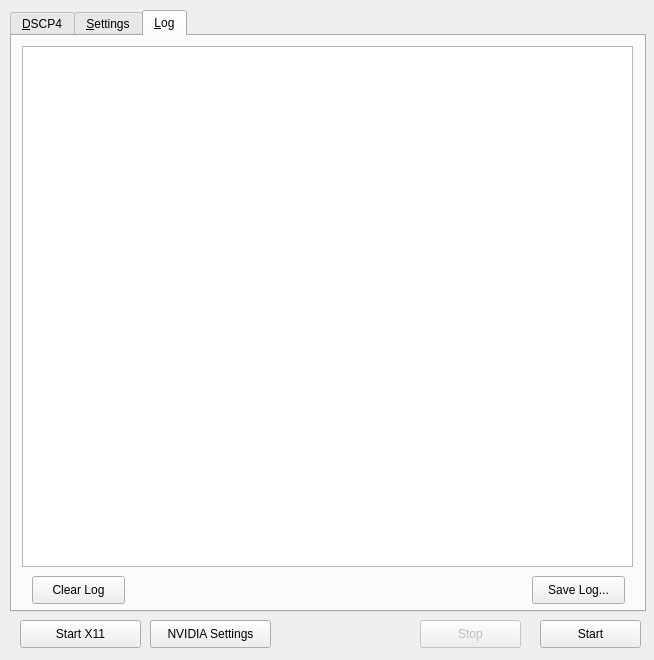
Above: render_algorithms/dscp4/dscp4-qt/ui/mainwindow.ui from itsermo/holovideo-algorithms before the change. Below: the same form after it.
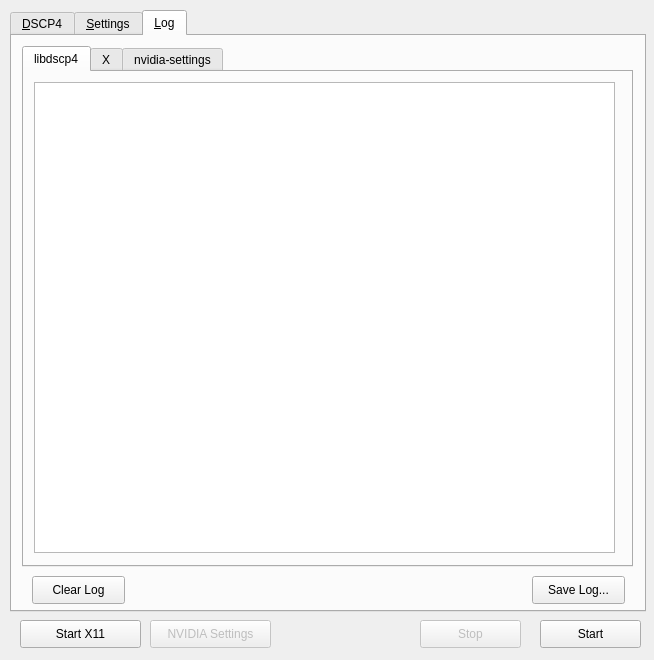
That is the form after the change. The open tabs and pages were chosen to show the change.

The edit to the form file:
```diff
--- a/render_algorithms/dscp4/dscp4-qt/ui/mainwindow.ui
+++ b/render_algorithms/dscp4/dscp4-qt/ui/mainwindow.ui
@@ -2584,19 +2584,6 @@
      <attribute name="title">
       <string>&amp;Log</string>
      </attribute>
-     <widget class="QTextEdit" name="logTextEdit">
-      <property name="geometry">
-       <rect>
-        <x>10</x>
-        <y>10</y>
-        <width>611</width>
-        <height>521</height>
-       </rect>
-      </property>
-      <property name="readOnly">
-       <bool>true</bool>
-      </property>
-     </widget>
      <widget class="QPushButton" name="saveLogButton">
       <property name="geometry">
        <rect>
@@ -2629,6 +2616,73 @@
        <string>Clear Log</string>
       </property>
      </widget>
+     <widget class="QTabWidget" name="whichLogTabWidget">
+      <property name="geometry">
+       <rect>
+        <x>10</x>
+        <y>10</y>
+        <width>611</width>
+        <height>521</height>
+       </rect>
+      </property>
+      <property name="currentIndex">
+       <number>0</number>
+      </property>
+      <widget class="QWidget" name="tab">
+       <attribute name="title">
+        <string>libdscp4</string>
+       </attribute>
+       <widget class="QTextEdit" name="dscp4LogTextEdit">
+        <property name="geometry">
+         <rect>
+          <x>10</x>
+          <y>10</y>
+          <width>581</width>
+          <height>471</height>
+         </rect>
+        </property>
+        <property name="readOnly">
+         <bool>true</bool>
+        </property>
+       </widget>
+      </widget>
+      <widget class="QWidget" name="tab_3">
+       <attribute name="title">
+        <string>X</string>
+       </attribute>
+       <widget class="QTextEdit" name="x11LogTextEdit">
+        <property name="geometry">
+         <rect>
+          <x>10</x>
+          <y>10</y>
+          <width>581</width>
+          <height>471</height>
+         </rect>
+        </property>
+        <property name="readOnly">
+         <bool>true</bool>
+        </property>
+       </widget>
+      </widget>
+      <widget class="QWidget" name="tab_2">
+       <attribute name="title">
+        <string>nvidia-settings</string>
+       </attribute>
+       <widget class="QTextEdit" name="nvidiaSettingsLogTextEdit">
+        <property name="geometry">
+         <rect>
+          <x>10</x>
+          <y>10</y>
+          <width>581</width>
+          <height>471</height>
+         </rect>
+        </property>
+        <property name="readOnly">
+         <bool>true</bool>
+        </property>
+       </widget>
+      </widget>
+     </widget>
     </widget>
    </widget>
    <widget class="QPushButton" name="stopButton">
@@ -2683,6 +2737,9 @@
     </property>
    </widget>
    <widget class="QPushButton" name="nvidiaSettingsToggleButton">
+    <property name="enabled">
+     <bool>false</bool>
+    </property>
     <property name="geometry">
      <rect>
       <x>150</x>
```
Left out of the diff: 135 changed lines with no effect on the pictures.
